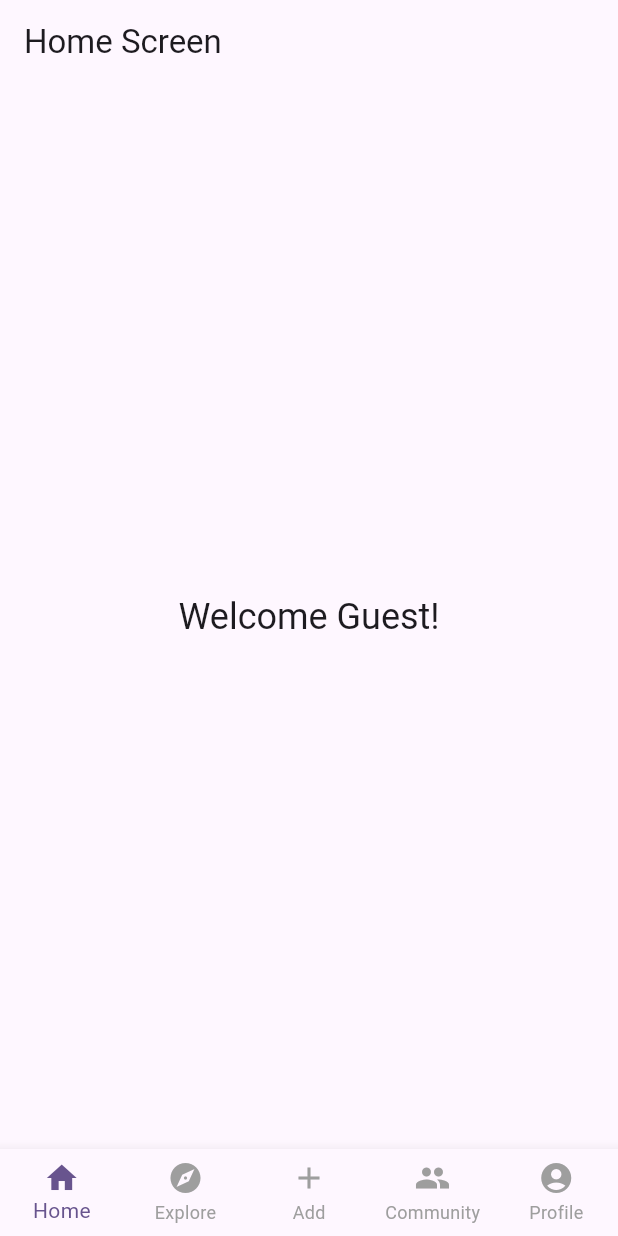
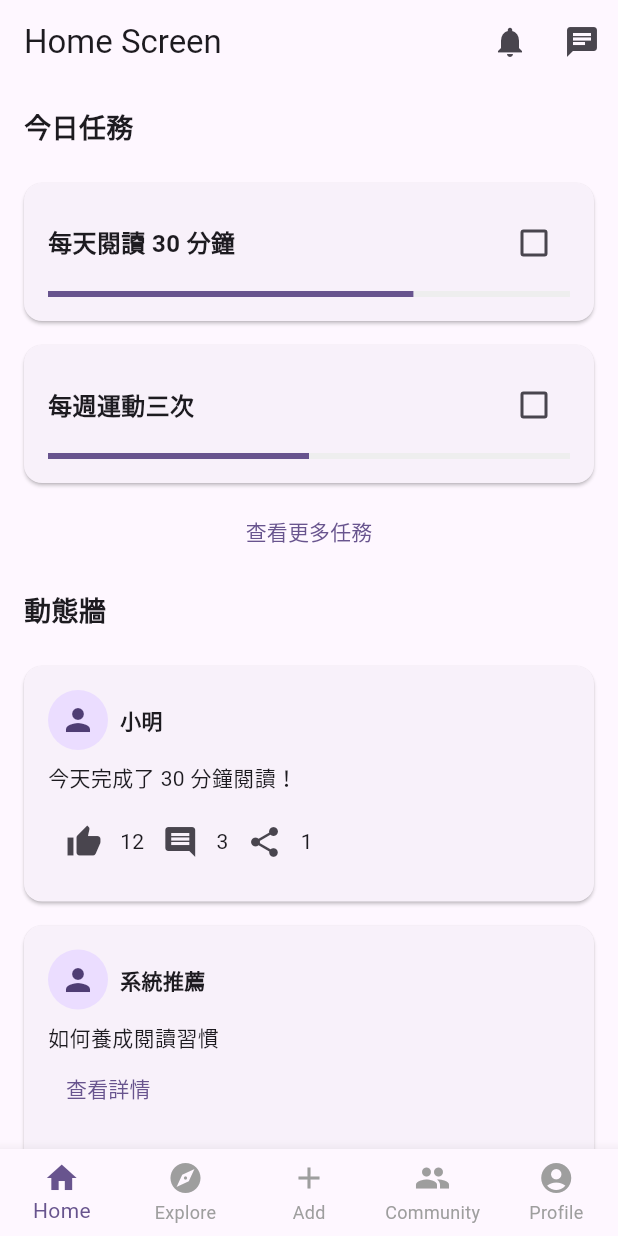
Before and after one commit to siuma1109/flutter_life_goal_management, a Flutter app: the HomeScreen screen opened by its route, on a phone screen of 412 x 824 dp. Run offline on Flutter 3.47's test engine with Material 3 defaults, Android fonts, the phone set to English and light mode, and no system bars; our stand-ins replace go_router; network calls fail.

Commit message:
Home page design

```diff
--- a/lib/src/features/home.views.screens/home_screen.dart
+++ b/lib/src/features/home.views.screens/home_screen.dart
@@ -1,4 +1,6 @@
 import 'package:flutter/material.dart';
+import 'package:flutter_life_goal_management/src/widgets/post_card.dart';
+import 'package:flutter_life_goal_management/src/widgets/task_card.dart';
 
 class HomeScreen extends StatefulWidget {
   final String title;
@@ -10,24 +12,118 @@ class HomeScreen extends StatefulWidget {
 }
 
 class _HomeScreenState extends State<HomeScreen> {
-  // Add this method to check if user is logged in
-  bool isUserLoggedIn() {
-    // TODO: Implement actual auth check
-    return false; // Temporary return false
-  }
+  bool _showAllTasks = false;
+  final Map<String, bool> _completedTasks = {};
 
+  @override
   Widget build(BuildContext context) {
     return Scaffold(
       appBar: AppBar(
         title: Text(widget.title),
+        actions: [
+          IconButton(
+            icon: Icon(Icons.notifications),
+            onPressed: () {},
+          ),
+          IconButton(
+            icon: Icon(Icons.chat),
+            onPressed: () {},
+          ),
+        ],
       ),
-      body: Center(
-        child: Text(
-          isUserLoggedIn() ? 'Welcome back!' : 'Welcome Guest!',
-          style: Theme.of(context).textTheme.headlineSmall,
-          textAlign: TextAlign.start,
+      body: SingleChildScrollView(
+        child: Column(
+          crossAxisAlignment: CrossAxisAlignment.start,
+          children: [
+            Padding(
+              padding: const EdgeInsets.all(16.0),
+              child: Text('今日任務',
+                  style: TextStyle(fontSize: 18, fontWeight: FontWeight.bold)),
+            ),
+            ..._buildTaskList(),
+            Padding(
+              padding: const EdgeInsets.all(16.0),
+              child: Text('動態牆',
+                  style: TextStyle(fontSize: 18, fontWeight: FontWeight.bold)),
+            ),
+            _buildActivityFeed(),
+          ],
         ),
       ),
     );
   }
+
+  List<Widget> _buildTaskList() {
+    final tasks = [
+      {'title': '每天閱讀 30 分鐘', 'progress': 0.7},
+      {'title': '每週運動三次', 'progress': 0.5},
+      {'title': '學習 Flutter', 'progress': 0.3},
+      {'title': '寫作 500 字', 'progress': 0.2},
+    ];
+
+    final displayedTasks = _showAllTasks ? tasks : tasks.take(2).toList();
+
+    return [
+      ...displayedTasks.map((task) {
+        final title = task['title'] as String;
+        return TaskCard(
+          title: title,
+          progress: (task['progress'] as num).toDouble(),
+          isCompleted: _completedTasks[title] ?? false,
+          onCompleted: () {
+            setState(() {
+              _completedTasks[title] = !(_completedTasks[title] ?? false);
+            });
+          },
+        );
+      }).toList(),
+      if (!_showAllTasks && tasks.length > 2)
+        Center(
+          child: TextButton(
+            onPressed: () => setState(() => _showAllTasks = true),
+            child: Text('查看更多任務'),
+          ),
+        ),
+      if (_showAllTasks)
+        Center(
+          child: TextButton(
+            onPressed: () => setState(() => _showAllTasks = false),
+            child: Text('收起'),
+          ),
+        ),
+    ];
+  }
+
+  Widget _buildActivityFeed() {
+    final posts = [
+      {
+        'user': {'name': '小明', 'avatar': null},
+        'content': {'text': '今天完成了 30 分鐘閱讀！'},
+        'timestamp': '2023-10-01T12:00:00Z',
+        'interactions': {'likes': 12, 'comments': 3, 'shares': 1},
+      },
+      {
+        'user': {'name': '系統推薦', 'avatar': 'system_avatar_url'},
+        'content': {
+          'text': '如何養成閱讀習慣',
+          'image': 'assets/image1.jpg',
+          'link': 'https://example.com',
+        },
+        'timestamp': '2023-10-01T11:00:00Z',
+        'interactions': {'likes': 8, 'comments': 1, 'shares': 0},
+      },
+      {
+        'user': {'name': '小華', 'avatar': 'avatar_url'},
+        'content': {'text': '推薦一本好書：《原子習慣》'},
+        'timestamp': '2023-10-01T10:00:00Z',
+        'interactions': {'likes': 5, 'comments': 0, 'shares': 0},
+      },
+    ];
+
+    return ListView(
+      shrinkWrap: true,
+      physics: NeverScrollableScrollPhysics(),
+      children: posts.map((post) => PostCard(post: post)).toList(),
+    );
+  }
 }
--- /dev/null
+++ b/lib/src/widgets/post_card.dart
@@ -0,0 +1,74 @@
+import 'package:flutter/material.dart';
+
+class PostCard extends StatelessWidget {
+  final Map<String, dynamic> post;
+
+  const PostCard({required this.post, super.key});
+
+  @override
+  Widget build(BuildContext context) {
+    final user = post['user'];
+    final content = post['content'];
+    final interactions = post['interactions'];
+
+    return Card(
+      margin: EdgeInsets.symmetric(horizontal: 16, vertical: 8),
+      child: Padding(
+        padding: const EdgeInsets.all(16.0),
+        child: Column(
+          crossAxisAlignment: CrossAxisAlignment.start,
+          children: [
+            Row(
+              children: [
+                CircleAvatar(
+                  child: user['avatar'] == null
+                      ? Icon(Icons.person)
+                      : ClipOval(
+                          child: Image.network(
+                            user['avatar'],
+                            width: 40,
+                            height: 40,
+                            fit: BoxFit.cover,
+                            errorBuilder: (context, error, stackTrace) =>
+                                Icon(Icons.person),
+                          ),
+                        ),
+                ),
+                SizedBox(width: 8),
+                Text(user['name'],
+                    style: TextStyle(fontWeight: FontWeight.bold)),
+              ],
+            ),
+            SizedBox(height: 8),
+            if (content['text'] != null) Text(content['text']),
+            if (content['image'] != null)
+              Image.network(
+                content['image'],
+                height: 150,
+                width: double.infinity,
+                fit: BoxFit.cover,
+                errorBuilder: (context, error, stackTrace) =>
+                    const SizedBox.shrink(),
+              ),
+            if (content['link'] != null)
+              TextButton(
+                onPressed: () {},
+                child: Text('查看詳情'),
+              ),
+            SizedBox(height: 8),
+            Row(
+              children: [
+                IconButton(icon: Icon(Icons.thumb_up), onPressed: () {}),
+                Text(interactions['likes'].toString()),
+                IconButton(icon: Icon(Icons.comment), onPressed: () {}),
+                Text(interactions['comments'].toString()),
+                IconButton(icon: Icon(Icons.share), onPressed: () {}),
+                Text(interactions['shares'].toString()),
+              ],
+            ),
+          ],
+        ),
+      ),
+    );
+  }
+}
--- /dev/null
+++ b/lib/src/widgets/task_card.dart
@@ -0,0 +1,59 @@
+import 'package:flutter/material.dart';
+
+class TaskCard extends StatelessWidget {
+  final String title;
+  final double progress;
+  final bool isCompleted;
+  final VoidCallback onCompleted;
+
+  const TaskCard({
+    required this.title,
+    required this.progress,
+    required this.isCompleted,
+    required this.onCompleted,
+    super.key,
+  });
+
+  @override
+  Widget build(BuildContext context) {
+    return Card(
+      margin: EdgeInsets.symmetric(horizontal: 16, vertical: 8),
+      child: Padding(
+        padding: const EdgeInsets.all(16.0),
+        child: Column(
+          crossAxisAlignment: CrossAxisAlignment.start,
+          children: [
+            Row(
+              children: [
+                Expanded(
+                  child: Text(
+                    title,
+                    style: TextStyle(
+                      fontSize: 16,
+                      fontWeight: FontWeight.bold,
+                      decoration:
+                          isCompleted ? TextDecoration.lineThrough : null,
+                    ),
+                  ),
+                ),
+                Checkbox(
+                  value: isCompleted,
+                  onChanged: (_) => onCompleted(),
+                  activeColor: Theme.of(context).primaryColor,
+                ),
+              ],
+            ),
+            SizedBox(height: 8),
+            LinearProgressIndicator(
+              value: progress,
+              backgroundColor: Colors.grey[200],
+              valueColor: AlwaysStoppedAnimation<Color>(
+                isCompleted ? Colors.green : Theme.of(context).primaryColor,
+              ),
+            ),
+          ],
+        ),
+      ),
+    );
+  }
+}
```
Also changed, not shown: pubspec.lock, 127 other files.
